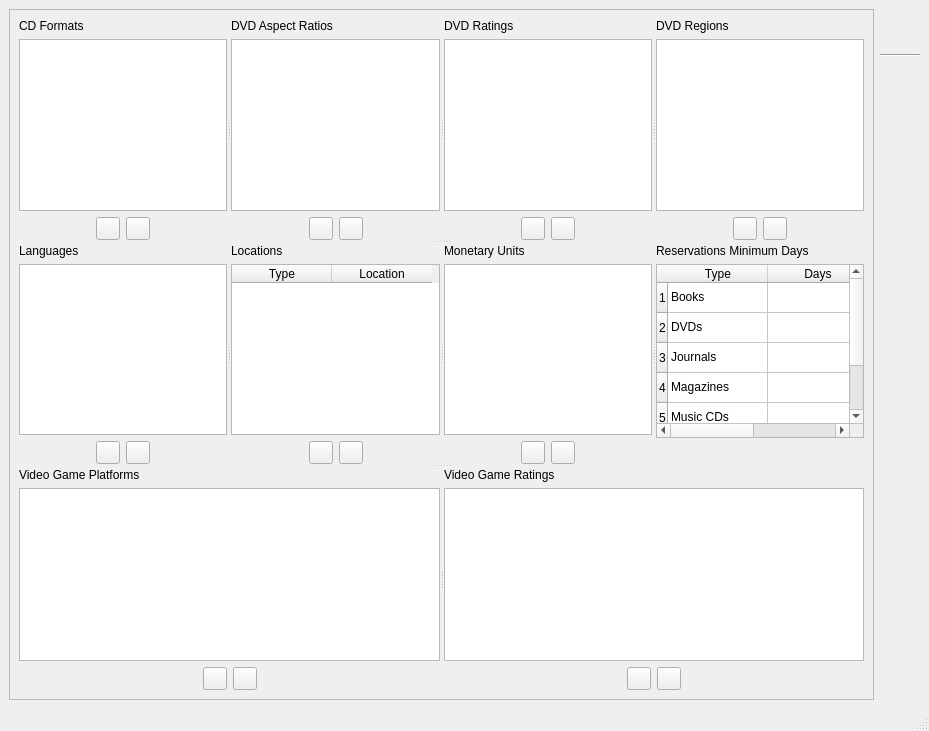
Before: the Qt Designer form dbenumerations.ui in textbrowser/biblioteq, drawn with Qt 5.
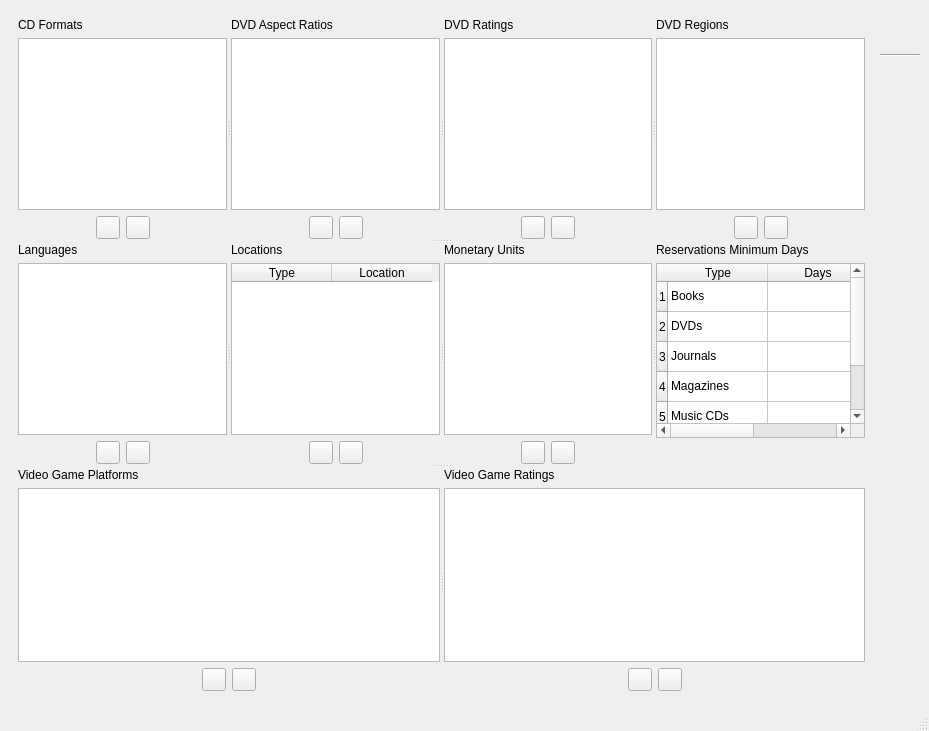
After: the same form once the commit is applied. Icons and pictures are not drawn.

Patch:
```diff
--- a/dbenumerations.ui
+++ b/dbenumerations.ui
@@ -21,12 +21,6 @@
    <layout class="QHBoxLayout">
     <item>
      <widget class="QFrame" name="frame">
-      <property name="frameShape">
-       <enum>QFrame::StyledPanel</enum>
-      </property>
-      <property name="frameShadow">
-       <enum>QFrame::Raised</enum>
-      </property>
       <layout class="QVBoxLayout" name="verticalLayout_7">
        <item>
         <widget class="QSplitter" name="splitter_5">
```
